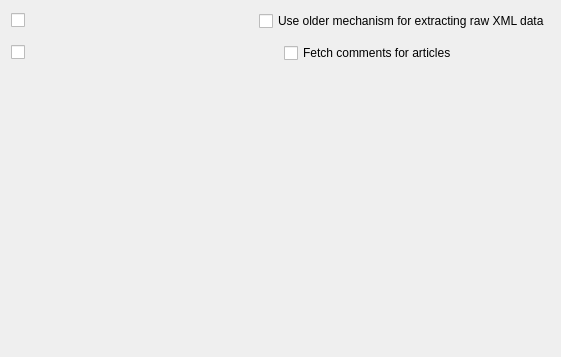
This is src/librssguard-standard/src/gui/standardfeedexpdetails.ui in martinrotter/rssguard as Qt 5 draws it before an edit. The edited form follows.
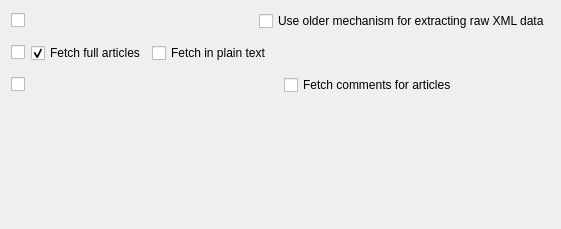
This is the edited form. Custom widgets are drawn as their Qt base class.

Diff of the .ui file:
```diff
--- a/src/librssguard-standard/src/gui/standardfeedexpdetails.ui
+++ b/src/librssguard-standard/src/gui/standardfeedexpdetails.ui
@@ -7,7 +7,7 @@
     <x>0</x>
     <y>0</y>
     <width>561</width>
-    <height>357</height>
+    <height>229</height>
    </rect>
   </property>
   <property name="windowTitle">
@@ -32,6 +32,61 @@
     <widget class="HelpSpoiler" name="m_helpDontUseRawXml" native="true"/>
    </item>
    <item row="2" column="0" colspan="2">
+    <layout class="QHBoxLayout" name="horizontalLayout_4">
+     <item>
+      <widget class="MultiFeedEditCheckBox" name="m_mcbFetchFullArticles"/>
+     </item>
+     <item>
+      <widget class="QWidget" name="m_wdgFetchFullArticles" native="true">
+       <layout class="QHBoxLayout" name="horizontalLayout_5">
+        <property name="leftMargin">
+         <number>0</number>
+        </property>
+        <property name="topMargin">
+         <number>0</number>
+        </property>
+        <property name="rightMargin">
+         <number>0</number>
+        </property>
+        <property name="bottomMargin">
+         <number>0</number>
+        </property>
+        <item>
+         <widget class="QCheckBox" name="m_cbFetchFullArticles">
+          <property name="text">
+           <string>Fetch full articles</string>
+          </property>
+          <property name="checked">
+           <bool>true</bool>
+          </property>
+         </widget>
+        </item>
+        <item>
+         <widget class="QCheckBox" name="m_cbFetchFullArticlesPlainTextOnly">
+          <property name="text">
+           <string>Fetch in plain text</string>
+          </property>
+         </widget>
+        </item>
+        <item>
+         <spacer name="horizontalSpacer">
+          <property name="orientation">
+           <enum>Qt::Orientation::Horizontal</enum>
+          </property>
+          <property name="sizeHint" stdset="0">
+           <size>
+            <width>40</width>
+            <height>20</height>
+           </size>
+          </property>
+         </spacer>
+        </item>
+       </layout>
+      </widget>
+     </item>
+    </layout>
+   </item>
+   <item row="4" column="0" colspan="2">
     <layout class="QHBoxLayout" name="horizontalLayout_2">
      <item>
       <widget class="MultiFeedEditCheckBox" name="m_mcbFetchComments"/>
```
Left out of the diff: 33 changed lines with no effect on the pictures.
